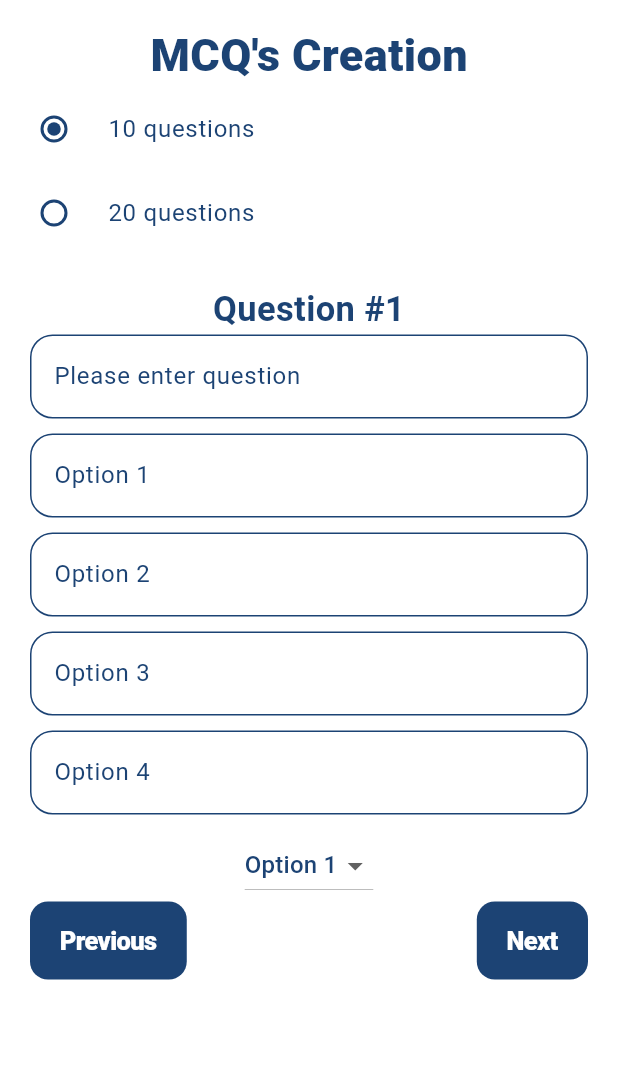
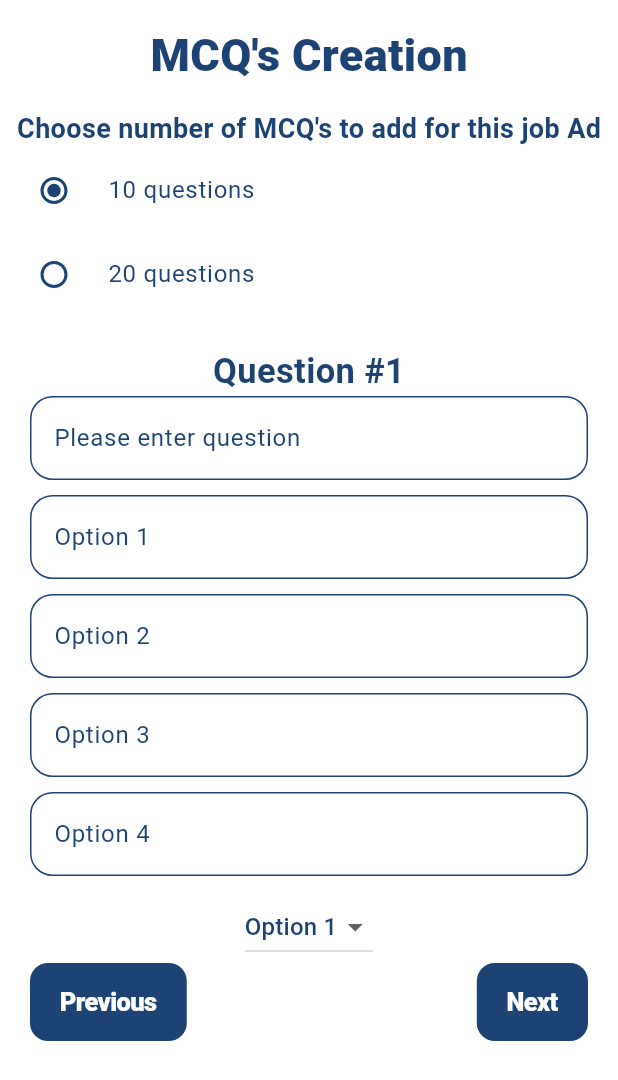
Before and after one commit to Saif334476/saat_recruitment, a Flutter app: the CompanyMCQCreationScreen screen opened directly, on a phone screen of 412 x 824 dp. Shown: the top 1080 px of the screen. Run offline on Flutter 3.47's test engine with Material 3 defaults, Android fonts, the phone set to English and light mode, and no system bars; our stand-ins replace cloud_firestore, file_picker, firebase_auth, firebase_core, firebase_storage, gap and 1 more; missing offline and left inert: email_otp, firebase_app_check, flutter_pdfview; accounts and stored records are empty.

```diff
--- a/lib/company_pages/ad_mcqs.dart
+++ b/lib/company_pages/ad_mcqs.dart
@@ -30,6 +30,17 @@ class CompanyMCQCreationScreenState extends State<CompanyMCQCreationScreen> {
               style: TextStyle(
                 fontWeight: FontWeight.w900,
                 fontSize: 30,
+                color: Color(0xff1C4374),
+              ),
+            ),
+          ),
+          const Padding(
+            padding: EdgeInsets.only(top: 15.0,right: 10,left: 10),
+            child: Text(
+              "Choose number of MCQ's to add for this job Ad",
+              style: TextStyle(
+                fontWeight: FontWeight.w600,
+                fontSize: 18,
                 color: Color(0xff1C4374),
               ),
             ),
```
